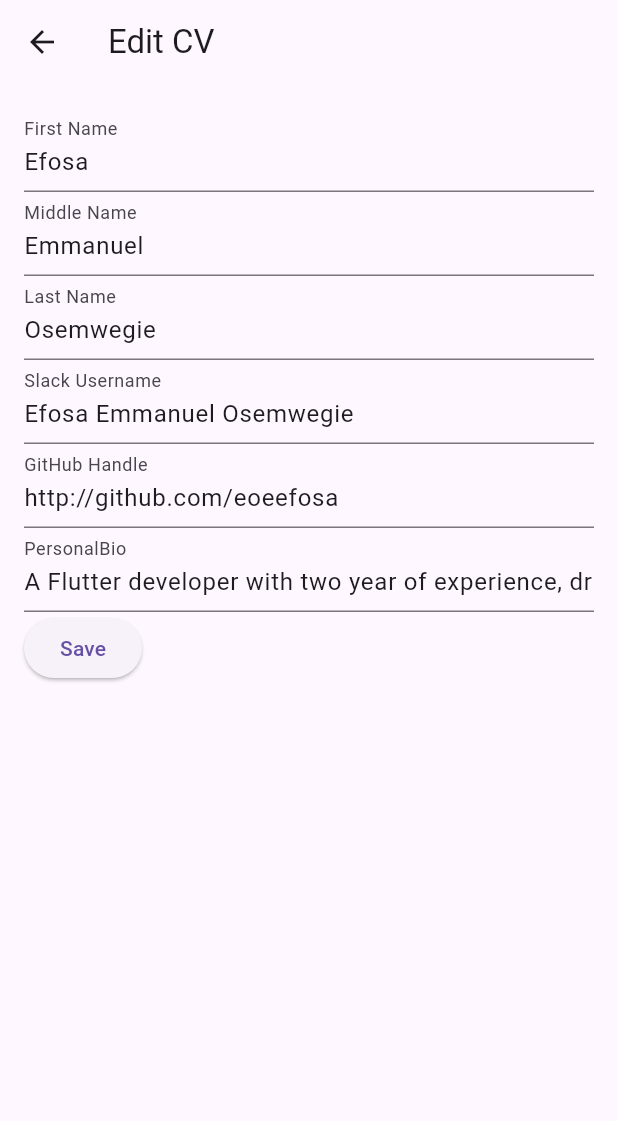
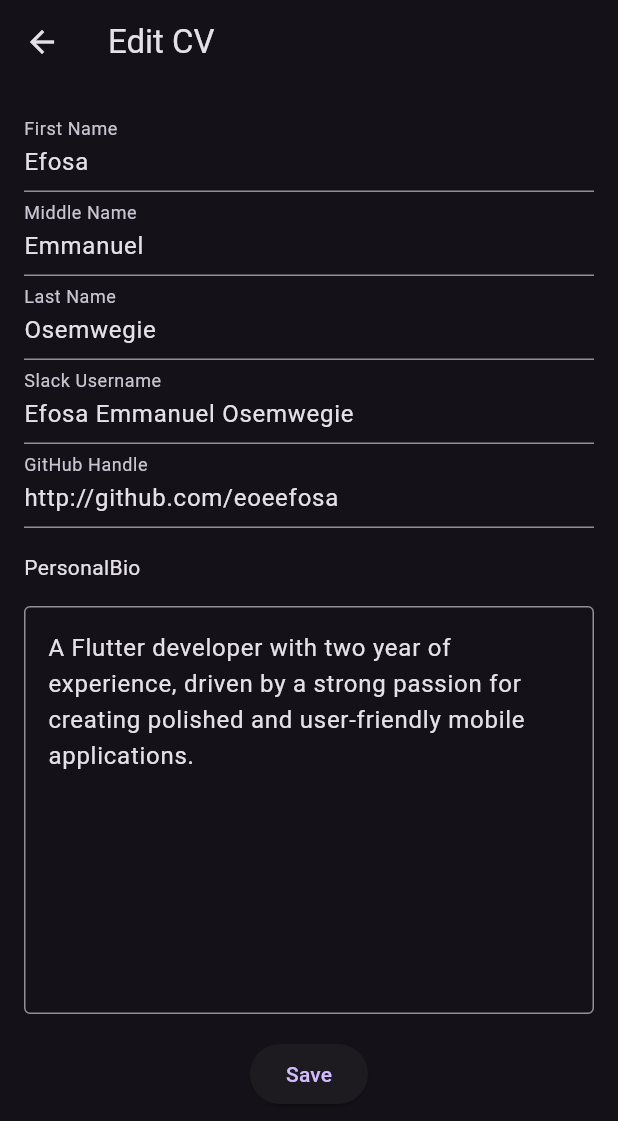
Before and after one commit to eoeefosa/hng-stage-2, a Flutter app: the screen it shows after launch, after a tap on the "edit" icon, on a phone screen of 412 x 824 dp. Shown: the top 1121 px of the screen. Run offline on Flutter 3.47's test engine with Material 3 defaults, Android fonts, the phone set to English and light mode, and no system bars.

Commit message:
remover theme

```diff
--- a/lib/main.dart
+++ b/lib/main.dart
@@ -1,20 +1,27 @@
-import 'package:cv_app/routes.dart';
+import 'package:cv_app/src/view/home_screen.dart';
 import 'package:flutter/material.dart';
 
 void main() {
   runApp(const MainApp());
 }
 
-class MainApp extends StatelessWidget {
+class MainApp extends StatefulWidget {
   const MainApp({super.key});
+
+  @override
+  State<MainApp> createState() => _MainAppState();
+}
+
+class _MainAppState extends State<MainApp> {
+  bool isDarkMode = false;
 
   @override
   Widget build(BuildContext context) {
     return MaterialApp(
       debugShowCheckedModeBanner: false,
-      routes: routes,
+      home: const MyHomePage(),
       darkTheme: ThemeData.dark(),
-      theme: ThemeData.light(),
+      theme: ThemeData.dark(),
     );
   }
 }
--- a/lib/routes.dart
+++ /dev/null
@@ -1,16 +0,0 @@
-import 'package:cv_app/src/data/cvdata.dart';
-import 'package:cv_app/src/view/home_screen.dart';
-import 'package:flutter/widgets.dart';
-
-import 'src/view/edit_cv_screen.dart';
-
-final routes = <String, WidgetBuilder>{
-  '/': (context) => const MyHomePage(),
-  '/editcv': (context) => EditCVScreen(cvmodel: cvdatas),
-};
-
-class AppRoute {
-  AppRoute._();
-
-
-}
--- a/lib/src/utils/screen_utils.dart
+++ b/lib/src/utils/screen_utils.dart
@@ -1,5 +1,4 @@
 import 'package:flutter/widgets.dart';
-
 class ScreenUtil {
   static late double screenWidth;
   static late double screenHeight;
--- a/lib/src/view/edit_cv_screen.dart
+++ b/lib/src/view/edit_cv_screen.dart
@@ -4,8 +4,13 @@ import '../model/cv_model.dart';
 
 class EditCVScreen extends StatefulWidget {
   final CvModel cvmodel;
+  final Function(CvModel) updateCvData;
 
-  const EditCVScreen({required this.cvmodel, super.key});
+  const EditCVScreen({
+    required this.cvmodel,
+    super.key,
+    required this.updateCvData,
+  });
 
   @override
   State<EditCVScreen> createState() => _EditCVState();
@@ -65,14 +70,28 @@ class _EditCVState extends State<EditCVScreen> {
                 controller: githubHandleController,
                 decoration: const InputDecoration(labelText: 'GitHub Handle'),
               ),
+              const SizedBox(
+                height: 16,
+              ),
+              const Text('PersonalBio'),
+              const SizedBox(
+                height: 16,
+              ),
               TextField(
                 controller: personalbioController,
-                decoration: const InputDecoration(labelText: 'PersonalBio'),
+                decoration: const InputDecoration(border: OutlineInputBorder()),
+                maxLines: 10,
+                // maxLength: null,
               ),
-              ElevatedButton(
+              const SizedBox(
+                height: 16,
+              ),
+              Center(
+                child: ElevatedButton(
+
                   onPressed: () {
                     setState(() {
-                    widget.cvmodel.copyWith(
+                      final updatedCvData = widget.cvmodel.copyWith(
                         firstName: firstnameController.text,
                         lastName: lastnameController.text,
                         middleName: middlenameController.text,
@@ -80,10 +99,12 @@ class _EditCVState extends State<EditCVScreen> {
                         githubHandle: githubHandleController.text,
                         personalBio: personalbioController.text,
                       );
+                      widget.updateCvData(updatedCvData);
                     });
                     Navigator.pop(context);
                   },
                   child: const Text('Save'),
+                ),
               ),
             ],
           ),
--- a/lib/src/view/home_screen.dart
+++ b/lib/src/view/home_screen.dart
@@ -1,21 +1,31 @@
 import 'package:cv_app/src/data/cvdata.dart';
 import 'package:cv_app/src/model/cv_model.dart';
 import 'package:cv_app/src/utils/screen_utils.dart';
+import 'package:cv_app/src/view/edit_cv_screen.dart';
 import 'package:flutter/material.dart';
 
 class MyHomePage extends StatefulWidget {
-  const MyHomePage({super.key});
+  const MyHomePage(
+      {super.key});
+
 
   @override
   State<MyHomePage> createState() => _MyHomePageState();
 }
 
 class _MyHomePageState extends State<MyHomePage> {
-  final CvModel cvdata = cvdatas;
+
+  CvModel cvdata = cvdatas;
   @override
   void initState() {
     // TODO: implement initState
     super.initState();
+  }
+
+  void updateCvData(CvModel newCvData) {
+    setState(() {
+      cvdata = newCvData;
+    });
   }
 
   @override
@@ -33,7 +43,13 @@ class _MyHomePageState extends State<MyHomePage> {
         isExtended: true,
         clipBehavior: Clip.hardEdge,
         onPressed: () {
-          Navigator.pushNamed(context, "/editcv");
+          Navigator.push(
+            context,
+            MaterialPageRoute<void>(
+              builder: (BuildContext context) =>
+                  EditCVScreen(cvmodel: cvdata, updateCvData: updateCvData),
+            ),
+          );
         },
         child: const Icon(Icons.edit),
       ),
@@ -44,13 +60,14 @@ class _MyHomePageState extends State<MyHomePage> {
             mainAxisAlignment: MainAxisAlignment.start,
             crossAxisAlignment: CrossAxisAlignment.start,
             children: <Widget>[
+
               const ProfilePicture(),
               const SizedBox(height: 8),
               const Divider(),
               Text("Links",
                   textAlign: TextAlign.start,
                   style: Theme.of(context).textTheme.bodyLarge),
-              const SocialLinks(),
+              // const SocialLinks(),
               const SizedBox(height: 16),
               ListTile(
                 contentPadding: const EdgeInsets.symmetric(horizontal: 0),
--- a/pubspec.yaml
+++ b/pubspec.yaml
@@ -7,6 +7,7 @@ environment:
   sdk: '>=3.2.0-42.2.beta <4.0.0'
 
 dependencies:
+  equatable: ^2.0.5
   flutter:
     sdk: flutter
 
```
Also changed, not shown: lib/themeswitcher.dart (deleted, +0 -17 lines), pubspec.lock, 2 other files. Lines whose indentation alone changed are shown as unchanged.
